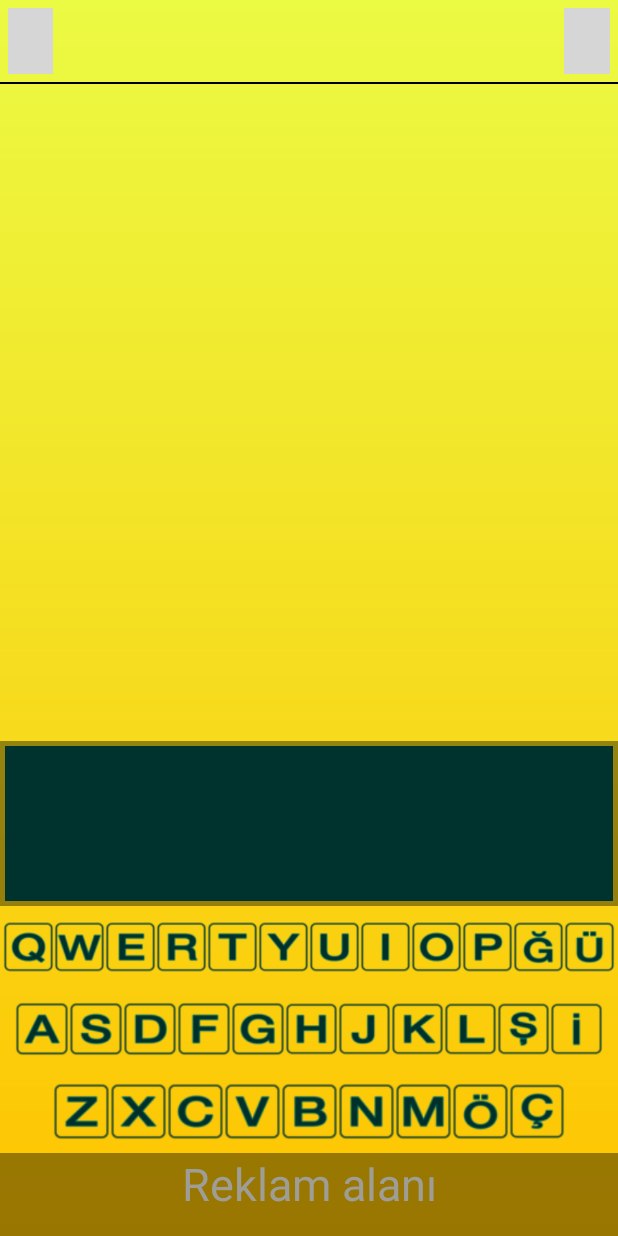
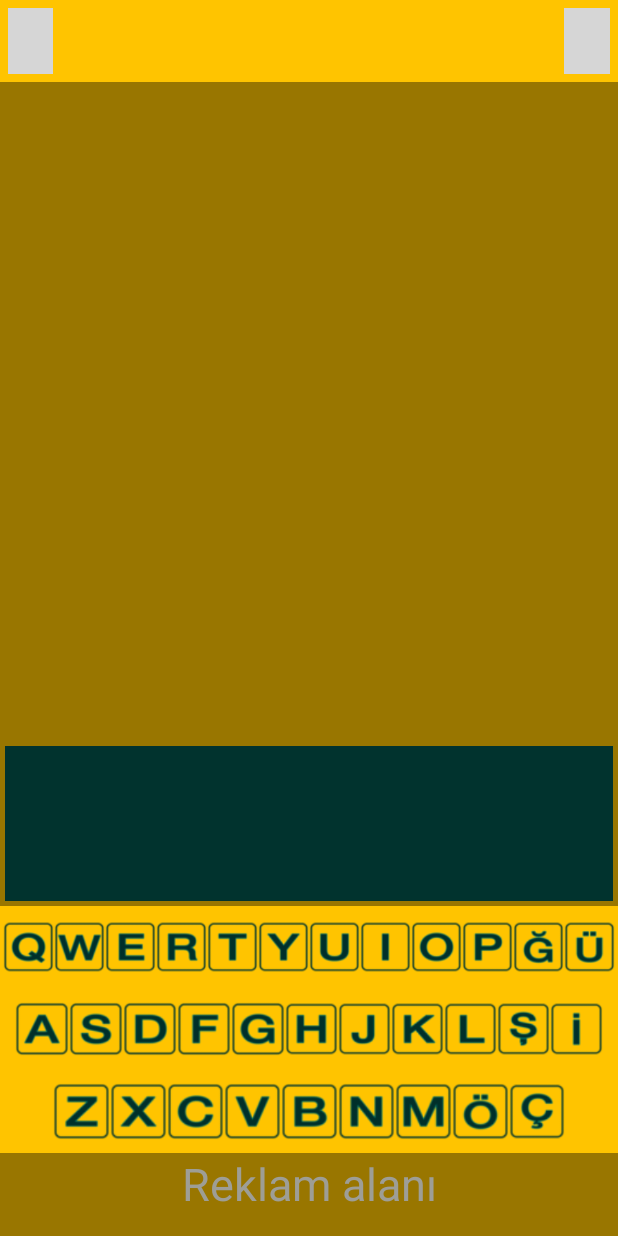
Before and after one commit to deksaa/Kezinta, an Android app: the MainActivity screen opened directly, with no data from a screen before it, on a phone screen of 412 x 824 dp. Run offline under Robolectric (Android 15) with nearby library versions, the phone set to English and light mode, and no system bars; libraries missing offline, so code that uses them is left out: com.github.zagum.switchicon, com.tomer.fadingtextview; plain views replace FadingTextView, SwitchIconView; 4 statements that could not run were skipped; grey boxes are pictures that could not be loaded.

Commit message:
MainActivity:FadingText is removed.A frame was added around the wordsLayout.

```diff
--- a/app/src/main/java/com/example/destan/kezintagame/MainActivity.java
+++ b/app/src/main/java/com/example/destan/kezintagame/MainActivity.java
@@ -44,12 +44,13 @@ public class MainActivity extends Activity {
 
     TextView inputText;
 
-    FadingTextView fTextViewInfos;
+    //FadingTextView fTextViewInfos;
 
     LinearLayout keyboardView;
     LinearLayout inputView;
 
     LinearLayout backGround;
+    LinearLayout inputWordLayout;
 
     private SwitchIconView switchIcon1;
     private SwitchIconView switchIcon2;
@@ -65,14 +66,13 @@ public class MainActivity extends Activity {
         switchIcon1 = (SwitchIconView) findViewById(R.id.switchIconView1);
         switchIcon2 = (SwitchIconView) findViewById(R.id.switchIconView2);
 
-        fTextViewInfos = (FadingTextView) findViewById(R.id.fadingTextView);
+        //fTextViewInfos = (FadingTextView) findViewById(R.id.fadingTextView);
 
         keyboardView = (LinearLayout)findViewById(R.id.keyboardLayout);
-        inputView = (LinearLayout)findViewById(R.id.inputLayout);
+        backGround = (LinearLayout)findViewById(R.id.activity_main);
+        inputWordLayout = (LinearLayout)findViewById(R.id.inputLayout);
 
         keyboardImageViews = new ArrayList<>();
-
-        backGround = (LinearLayout)findViewById(R.id.activity_main);
 
         inputText = (TextView)findViewById(R.id.inputText);
 
@@ -230,7 +230,7 @@ public class MainActivity extends Activity {
                     @Override
                     public void run() {
                         if (switchIcon1.isIconEnabled())
-                            backGround.setBackgroundDrawable((getResources().getDrawable(R.drawable.gradientbg)));
+                            backGround.setBackgroundDrawable((getResources().getDrawable(R.color.MainBackground)));
                         else
                             backGround.setBackgroundDrawable(getResources().getDrawable(R.drawable.gradient_line));
                     }
@@ -292,9 +292,6 @@ public class MainActivity extends Activity {
                 }
             });
         }
-
-
-
 
     }
 
--- a/app/src/main/res/layout/activity_main.xml
+++ b/app/src/main/res/layout/activity_main.xml
@@ -6,7 +6,7 @@
     android:layout_width="match_parent"
     android:layout_height="match_parent"
     android:orientation="vertical"
-    android:background="@drawable/gradientbg"
+    android:background="@color/MainBackground"
     android:weightSum="15"
     tools:context="com.example.destan.kezintagame.MainActivity">
 
@@ -36,7 +36,14 @@
 
         </LinearLayout>
 
+        <LinearLayout
+            android:layout_width="0dp"
+            android:layout_height="match_parent"
+            android:layout_weight="8">
+        </LinearLayout>
+
         <!--Fading text shower to inform user-->
+        <!--
         <com.tomer.fadingtextview.FadingTextView
             android:id="@+id/fadingTextView"
             android:layout_width="0dp"
@@ -48,7 +55,7 @@
             android:textColor="@color/inputWordColor"
             app:timeout="1000"
             app:texts="@array/txtStrings" />
-
+        -->
         <!--It contain sound on/off icon-->
         <LinearLayout
             android:layout_width="0dp"
@@ -75,13 +82,20 @@
         android:orientation="vertical"
         android:layout_width="match_parent"
         android:layout_height="0dp"
-        android:layout_weight="8">
+        android:layout_weight="8"
+        android:paddingTop="4dp"
+        android:paddingLeft="4dp"
+        android:paddingRight="4dp"
+        android:background="@color/black_overlay">
 
-        <LinearLayout
+        <RelativeLayout
+            android:id="@+id/gameActionLayout"
             android:layout_width="match_parent"
-            android:layout_height="1dp"
-            android:layout_gravity="top"
-            android:background="@drawable/gradient_line"></LinearLayout>
+            android:layout_height="match_parent">
+
+        </RelativeLayout>
+
+
 
     </LinearLayout>
 
```
